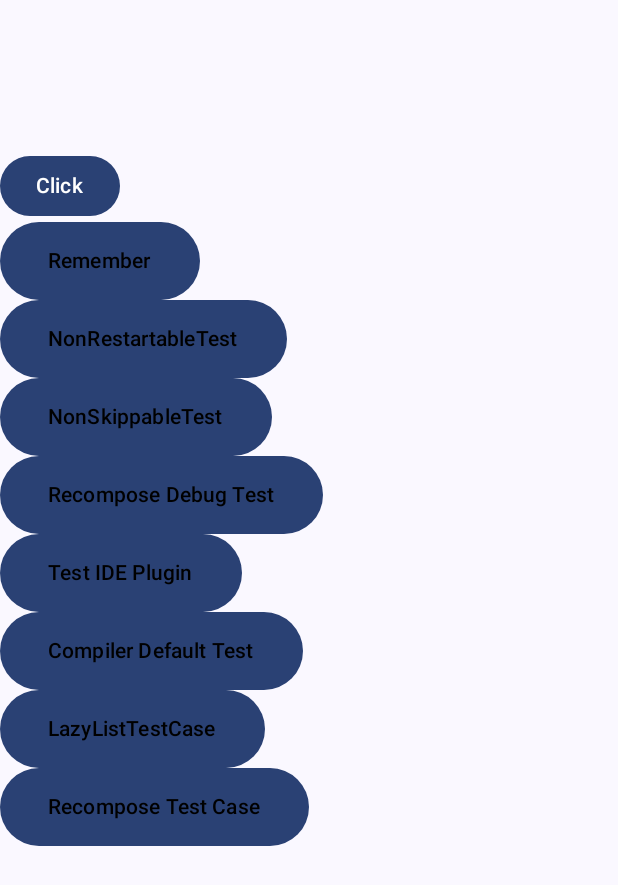
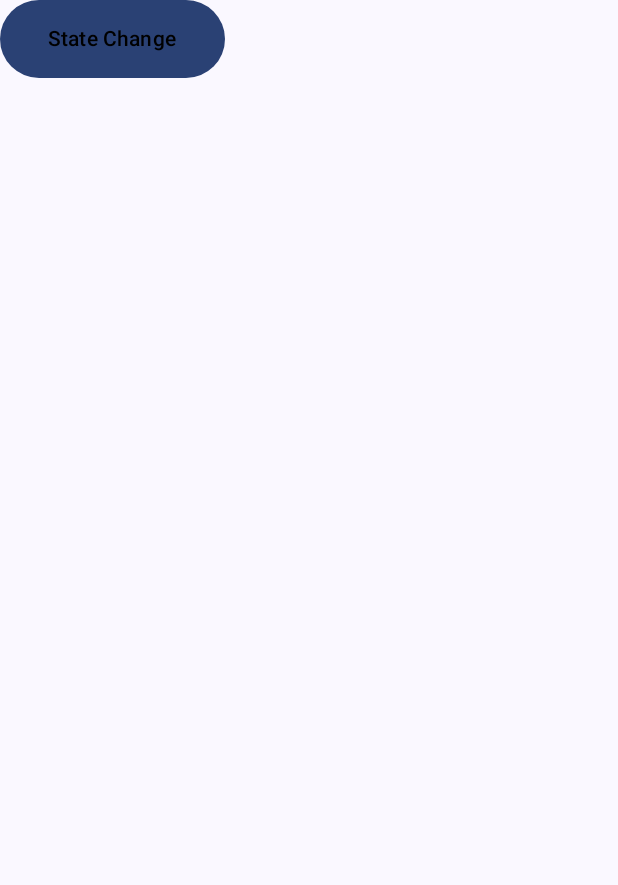
Before and after one commit to XDMrWu/RecomposeSpy, an Android app built with Jetpack Compose: the screen it shows after launch (MainActivity), on a phone screen of 412 x 824 dp. Shown: the top 885 px of the screen. Run offline under Robolectric (Android 15) with nearby library versions, the phone set to English and light mode, and no system bars; 1 statement that could not run was skipped.

Commit message:
Support multiple forms of State Read recording

```diff
--- a/app/src/main/java/com/xdmrwu/recompose/spy/demo/MainActivity.kt
+++ b/app/src/main/java/com/xdmrwu/recompose/spy/demo/MainActivity.kt
@@ -15,7 +15,6 @@ import androidx.compose.foundation.layout.Box
 import androidx.compose.foundation.layout.Column
 import androidx.compose.foundation.layout.fillMaxSize
 import androidx.compose.foundation.layout.padding
-import androidx.compose.foundation.layout.size
 import androidx.compose.material3.Button
 import androidx.compose.material3.Scaffold
 import androidx.compose.material3.Text
@@ -28,17 +27,9 @@ import androidx.compose.runtime.mutableStateOf
 import androidx.compose.runtime.remember
 import androidx.compose.runtime.setValue
 import androidx.compose.ui.Modifier
-import androidx.compose.ui.draw.drawBehind
 import androidx.compose.ui.graphics.Color
 import androidx.compose.ui.unit.dp
-import com.xdmrwu.recompose.spy.demo.case.LazyListTestCase
-import com.xdmrwu.recompose.spy.demo.case.RecomposeDebugTest
-import com.xdmrwu.recompose.spy.demo.case.RecomposeTestCase
-import com.xdmrwu.recompose.spy.demo.case.compiler.NonRestartableTest
-import com.xdmrwu.recompose.spy.demo.case.RememberTestCase
-import com.xdmrwu.recompose.spy.demo.case.TestIDEPlugin
-import com.xdmrwu.recompose.spy.demo.case.compiler.DefaultTestCase
-import com.xdmrwu.recompose.spy.demo.case.compiler.NonSkippableTest
+import com.xdmrwu.recompose.spy.demo.case.compiler.StateChangeTest
 import com.xdmrwu.recompose.spy.demo.theme.RecomposeSpyTheme
 import com.xdmrwu.recompose.spy.runtime.RecomposeSpy
 import com.xdmrwu.recompose.spy.runtime.RecomposeSpyContainer
@@ -50,7 +41,7 @@ class MainActivity : ComponentActivity() {
     override fun onCreate(savedInstanceState: Bundle?) {
         super.onCreate(savedInstanceState)
         enableEdgeToEdge()
-        RecomposeSpy.init(RecomposeSpyTrackScope.SCOPE_PROJECT_SOURCE)
+        RecomposeSpy.init(RecomposeSpyTrackScope.SCOPE_PROJECT_SOURCE_WITH_STACK_TRACE)
         RecomposeSpy.registerReporter(object : IRecomposeSpyReporter {
             override fun onRecompose(node: RecomposeSpyTrackNode) {
                 println("[MainActivity] onRecompose $node")
@@ -61,59 +52,14 @@ class MainActivity : ComponentActivity() {
             RecomposeSpyContainer {
                 RecomposeSpyTheme {
                     Scaffold(modifier = Modifier.fillMaxSize()) { innerPadding ->
-                        Column {
-                            var state by remember { mutableStateOf(0) }
-                            Box(Modifier.size(100.dp).drawBehind {
-                                println(state)
-                                drawLine(Color.Red, start = this.center, end = this.center)
-                            })
-                            Button(onClick = {
-                                state++
-                            }) {
-                                Text("Click")
-                            }
-                            TestCaseList(
-                                modifier = Modifier.padding(innerPadding)
-                            )
-                            TestReturnV1(false)
-                            TestReturnV1(true)
-                            TestReturnV2(false)
-                            TestReturnV2(true)
-                        }
+                        TestCaseList(
+                            modifier = Modifier.padding(innerPadding)
+                        )
                     }
                 }
             }
         }
     }
-}
-@Composable
-fun TestReturnV1(a: Boolean): Int {
-    var count = getCount()
-    if (a) {
-        return count
-    }
-    return count + 1
-}
-
-@Composable
-fun TestReturnV2(a: Boolean) {
-    var count = getCount()
-    Empty()
-    if (a) {
-        Empty()
-        return
-    }
-    Empty()
-    return
-}
-
-@Composable
-fun Empty() {
-
-}
-
-fun getCount(): Int {
-    return 42
 }
 
 data class TestCase(
@@ -122,29 +68,8 @@ data class TestCase(
 )
 
 val testCases = listOf(
-    TestCase("Remember") {
-        RememberTestCase()
-    },
-    TestCase("NonRestartableTest") {
-        NonRestartableTest()
-    },
-    TestCase("NonSkippableTest") {
-        NonSkippableTest("")
-    },
-    TestCase("Recompose Debug Test") {
-        RecomposeDebugTest()
-    },
-    TestCase("Test IDE Plugin") {
-         TestIDEPlugin()
-    },
-    TestCase("Compiler Default Test") {
-        DefaultTestCase()
-    },
-    TestCase("LazyListTestCase") {
-        LazyListTestCase()
-    },
-    TestCase("Recompose Test Case") {
-        RecomposeTestCase()
+    TestCase("State Change") {
+        StateChangeTest()
     },
 )
 
--- a/app/src/main/java/com/xdmrwu/recompose/spy/demo/case/LazyListTestCase.kt
+++ b/app/src/main/java/com/xdmrwu/recompose/spy/demo/case/analyze/LazyListTestCase.kt
@@ -1,4 +1,4 @@
-package com.xdmrwu.recompose.spy.demo.case
+package com.xdmrwu.recompose.spy.demo.case.analyze
 
 import androidx.compose.foundation.lazy.LazyColumn
 import androidx.compose.material3.Button
--- a/app/src/main/java/com/xdmrwu/recompose/spy/demo/case/ComposeIrTest.kt
+++ b/app/src/main/java/com/xdmrwu/recompose/spy/demo/case/compiler/ComposeIrTest.kt
@@ -1,4 +1,4 @@
-package com.xdmrwu.recompose.spy.demo.case
+package com.xdmrwu.recompose.spy.demo.case.compiler
 
 import androidx.compose.material3.Text
 import androidx.compose.runtime.Composable
--- a/runtime/src/main/java/com/xdmrwu/recompose/spy/runtime/RecomposeSpyTrackNode.kt
+++ b/runtime/src/main/java/com/xdmrwu/recompose/spy/runtime/RecomposeSpyTrackNode.kt
@@ -95,5 +95,5 @@ data class RecomposeReadState(
     val endLine: Int,
     val startOffset: Int,
     val endOffset: Int,
-    val stackTrace: List<String>
+    var stackTrace: List<String> = emptyList()
 )
```
Also changed, not shown: app/src/main/java/com/xdmrwu/recompose/spy/demo/case/RecomposeDebugTest.kt (deleted, +0 -85 lines), app/src/main/java/com/xdmrwu/recompose/spy/demo/case/RecomposeTestCase.kt (deleted, +0 -50 lines), app/src/main/java/com/xdmrwu/recompose/spy/demo/case/RememberTestCase.kt (deleted, +0 -24 lines), app/src/main/java/com/xdmrwu/recompose/spy/demo/case/TestIDEPlugin.kt (deleted, +0 -51 lines), app/src/main/java/com/xdmrwu/recompose/spy/demo/case/compiler/RecordStateChangeTest.kt (added, +59 -0 lines), compiler/src/main/java/com/xdmrwu/recompose/spy/BaseIrGenerationExtension.kt (+29 -8 lines), compiler/src/main/java/com/xdmrwu/recompose/spy/RecomposeSpyIrGenerationExtension.kt (+6 -1 lines), runtime/src/main/java/com/xdmrwu/recompose/spy/runtime/RecomposeSpy.kt (+18 -7 lines).
